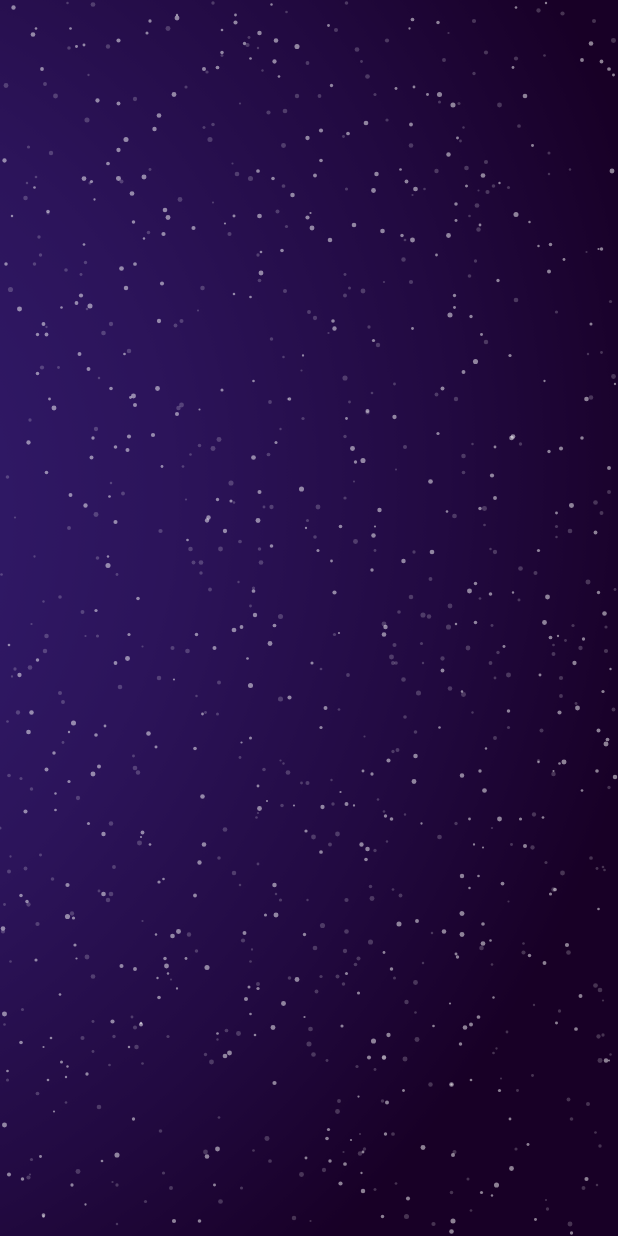
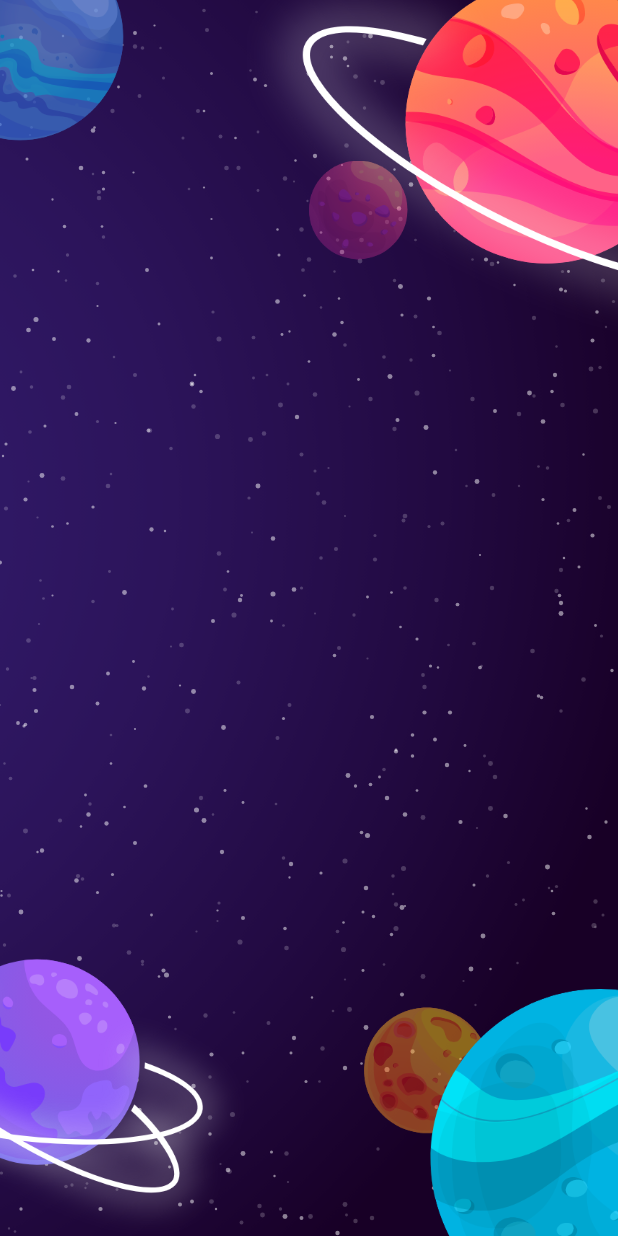
Before and after one commit to Roaa94/dashtronaut, a Flutter app: the screen it shows after launch, on a phone screen of 412 x 824 dp. Run offline on Flutter 3.47's test engine with Material 2 defaults, Android fonts, the phone set to English and light mode, and no system bars; our stand-ins replace equatable, sensors_plus.

Commit message:
minor changes

```diff
--- a/lib/models/background.dart
+++ b/lib/models/background.dart
@@ -3,7 +3,7 @@ import 'package:flutter_puzzle_hack/models/background_layer.dart';
 import 'package:flutter_puzzle_hack/models/position.dart';
 
 class Background {
-  static const int totalStarsCount = 500;
+  static const int totalStarsCount = 300;
 
   static List<BackgroundLayerType> backgroundLayerTypes = [
     BackgroundLayerType.topRightPlanet,
--- a/lib/presentation/background/widgets/background_wrapper.dart
+++ b/lib/presentation/background/widgets/background_wrapper.dart
@@ -55,22 +55,22 @@ class _BackgroundState extends State<BackgroundWrapper> {
                 ),
               ),
             ),
-            // ...List.generate(
-            //   _layers.length,
-            //   (i) {
-            //     Position initialLayerPosition = _layers[i].position;
-            //     return AnimatedPositioned(
-            //       duration: const Duration(milliseconds: 100),
-            //       left: initialLayerPosition.left,
-            //       top: initialLayerPosition.top,
-            //       child: Image.asset(
-            //         _layers[i].assetUrl,
-            //         width: _layers[i].size.width,
-            //         // height: _layers[i].size.height,
-            //       ),
-            //     );
-            //   },
-            // ),
+            ...List.generate(
+              _layers.length,
+              (i) {
+                Position initialLayerPosition = _layers[i].position;
+                return AnimatedPositioned(
+                  duration: const Duration(milliseconds: 100),
+                  left: initialLayerPosition.left,
+                  top: initialLayerPosition.top,
+                  child: Image.asset(
+                    _layers[i].assetUrl,
+                    width: _layers[i].size.width,
+                    // height: _layers[i].size.height,
+                  ),
+                );
+              },
+            ),
           ],
         ),
       ),
```
